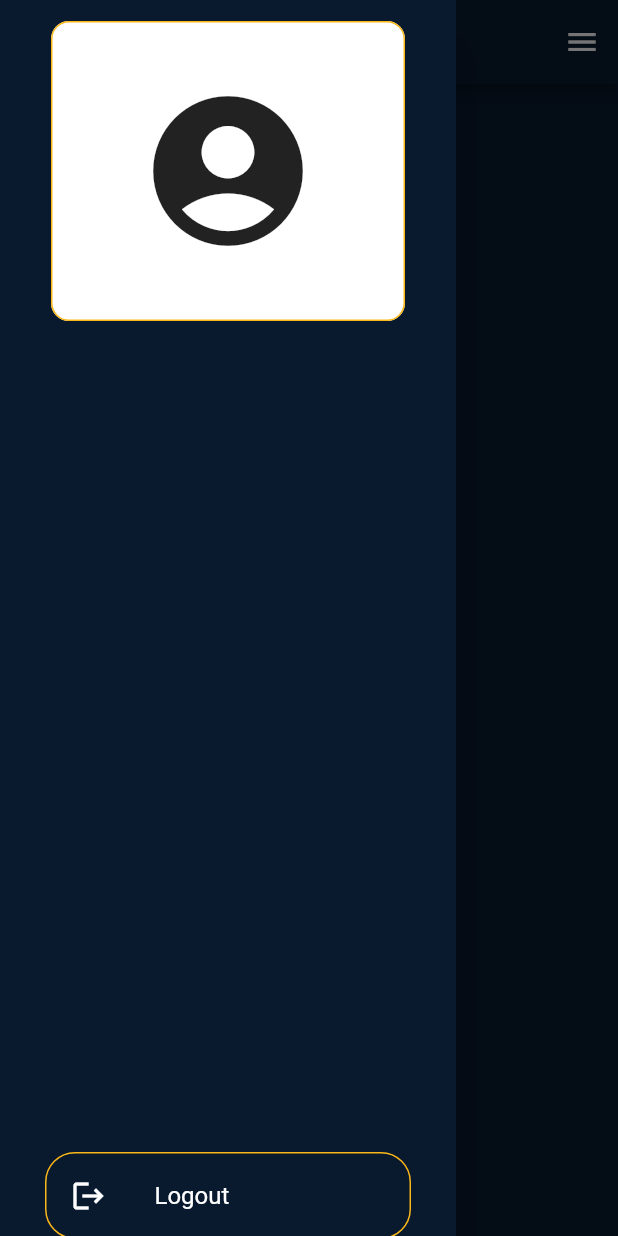
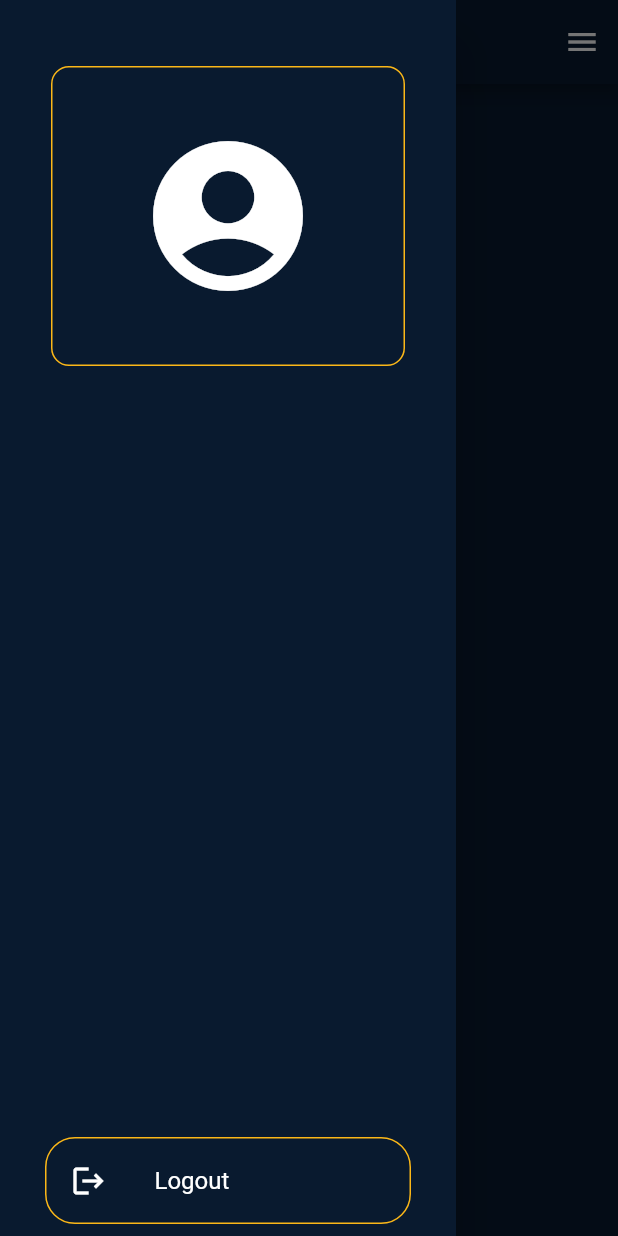
Before and after one commit to christiannjhay-stu/it-elective-5-activity-3, a Flutter app: the AboutScreen screen opened directly, with the side drawer open, on a phone screen of 412 x 824 dp. Run offline on Flutter 3.47's test engine with Material 2 defaults, Android fonts, the phone set to English and light mode, and no system bars; our stand-ins replace flutter_svg.

Commit message:
updated spacing

```diff
--- a/lib/AboutUsScreen.dart
+++ b/lib/AboutUsScreen.dart
@@ -21,7 +21,7 @@ class AboutScreen extends StatelessWidget {
       backgroundColor: const Color(0xff091A2F),),
 
       body: Text(
-        "The setup experience.",
+        "About Flutter",
         style: TextStyle(
           color: Colors.white
         ),
@@ -31,10 +31,11 @@ class AboutScreen extends StatelessWidget {
         backgroundColor: Color.fromARGB(255, 9, 26, 47),
         child: ListView(
           // Important: Remove any padding from the ListView.
-          padding: EdgeInsets.only(left: 30, right: 30, top: 10, bottom: 10),
+          padding: EdgeInsets.only(left: 30, right: 30, top: 40, bottom: 10),
           children: [
             Center(
               child: Card(
+                color: Color.fromARGB(255, 9, 26, 47),
                 elevation: 0,
                 shape: RoundedRectangleBorder(
                   side: BorderSide(
@@ -48,11 +49,13 @@ class AboutScreen extends StatelessWidget {
                   child: Icon(
                   Icons.account_circle,
                   size: 120,
+                  color: Colors.white,
+
                   )
                 ),
               ),
             ),
-            SizedBox(height: 550),
+            SizedBox(height: 510),
             ListTileTheme(
                   child: ListTile(
                   shape: RoundedRectangleBorder(
```
Also changed, not shown: lib/HomeScreen.dart (+4 -5 lines).
